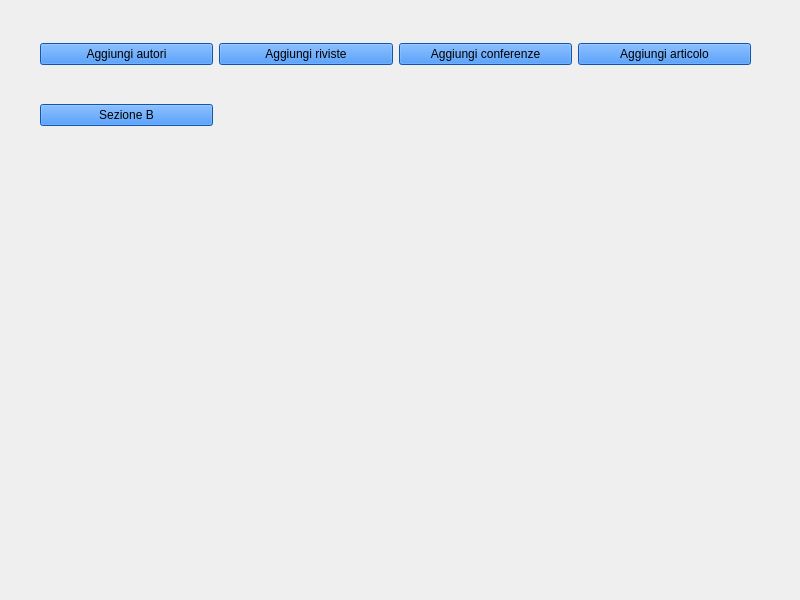
Old version of the form mainwindow.ui in the repository FranckRedery/PROGETTO_PO.
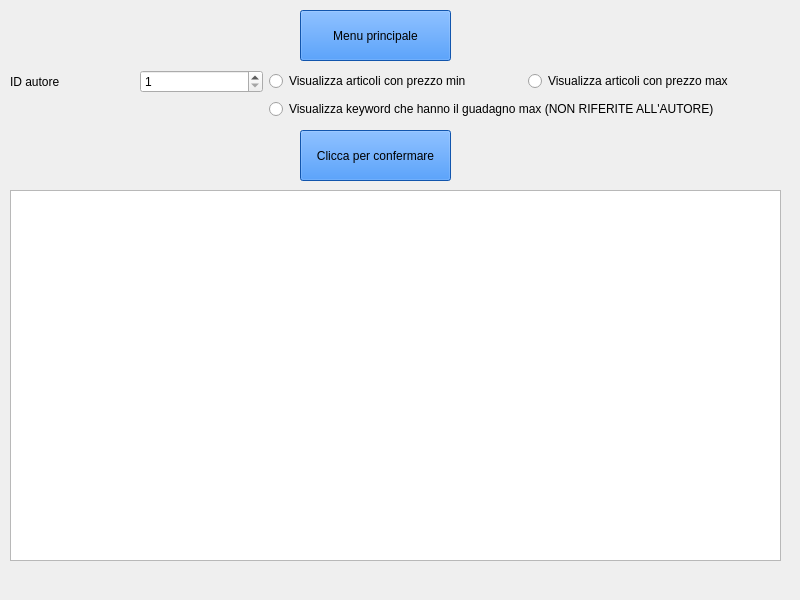
New version of the form. The open tabs and pages were chosen to show the change.

```diff
--- a/mainwindow.ui
+++ b/mainwindow.ui
@@ -785,6 +785,104 @@
       </layout>
      </widget>
     </widget>
+    <widget class="QWidget" name="PAG_SEZIONE_C">
+     <widget class="QPushButton" name="SEZIONE_C_TORNAMENU">
+      <property name="geometry">
+       <rect>
+        <x>300</x>
+        <y>10</y>
+        <width>151</width>
+        <height>51</height>
+       </rect>
+      </property>
+      <property name="styleSheet">
+       <string notr="true">background-color: rgb(24,119,242);</string>
+      </property>
+      <property name="text">
+       <string>Menu principale</string>
+      </property>
+     </widget>
+     <widget class="QListWidget" name="SEZIONE_C_LISTWIDGET">
+      <property name="geometry">
+       <rect>
+        <x>10</x>
+        <y>190</y>
+        <width>771</width>
+        <height>371</height>
+       </rect>
+      </property>
+     </widget>
+     <widget class="QPushButton" name="SEZIONE_C_PULSANTE_CONFERMA">
+      <property name="geometry">
+       <rect>
+        <x>300</x>
+        <y>130</y>
+        <width>151</width>
+        <height>51</height>
+       </rect>
+      </property>
+      <property name="styleSheet">
+       <string notr="true">background-color: rgb(24,119,242);</string>
+      </property>
+      <property name="text">
+       <string>Clicca per confermare</string>
+      </property>
+     </widget>
+     <widget class="QWidget" name="">
+      <property name="geometry">
+       <rect>
+        <x>10</x>
+        <y>70</y>
+        <width>771</width>
+        <height>51</height>
+       </rect>
+      </property>
+      <layout class="QGridLayout" name="gridLayout_13">
+       <item row="0" column="2">
+        <widget class="QRadioButton" name="SEZIONE_C_ARTICOLI_MAX">
+         <property name="text">
+          <string>Visualizza articoli con prezzo max</string>
+         </property>
+        </widget>
+       </item>
+       <item row="0" column="0">
+        <layout class="QGridLayout" name="gridLayout_12">
+         <item row="0" column="0">
+          <widget class="QLabel" name="label_12">
+           <property name="text">
+            <string>ID autore</string>
+           </property>
+          </widget>
+         </item>
+         <item row="0" column="1">
+          <widget class="QSpinBox" name="SEZIONE_C_ID_AUTORE">
+           <property name="minimum">
+            <number>1</number>
+           </property>
+           <property name="maximum">
+            <number>99999</number>
+           </property>
+          </widget>
+         </item>
+        </layout>
+       </item>
+       <item row="0" column="1">
+        <widget class="QRadioButton" name="SEZIONE_C_ARTICOLI_MIN">
+         <property name="text">
+          <string>Visualizza articoli con prezzo min</string>
+         </property>
+        </widget>
+       </item>
+       <item row="1" column="1" colspan="2">
+        <widget class="QRadioButton" name="SEZIONE_C_KEYWORD_MAX">
+         <property name="text">
+          <string>Visualizza keyword che hanno il guadagno max (NON RIFERITE ALL'AUTORE)</string>
+         </property>
+        </widget>
+       </item>
+      </layout>
+     </widget>
+    </widget>
    </widget>
   </widget>
   <widget class="QMenuBar" name="menubar">
```
Left out of the diff: 14 changed lines with no effect on the pictures.
